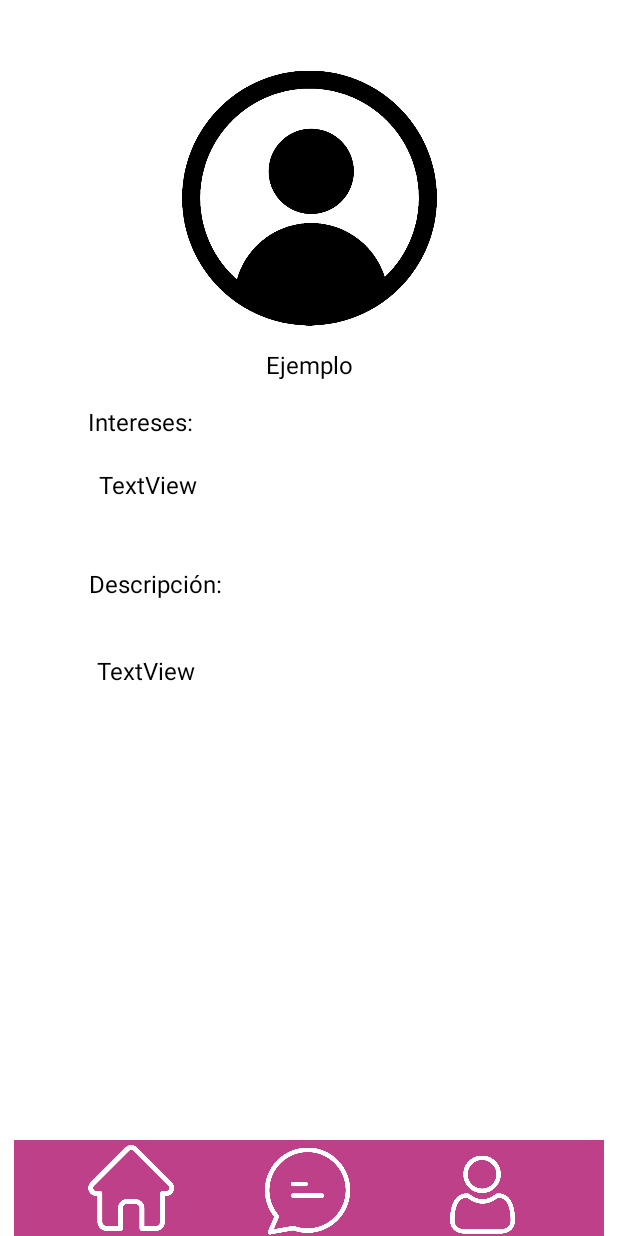
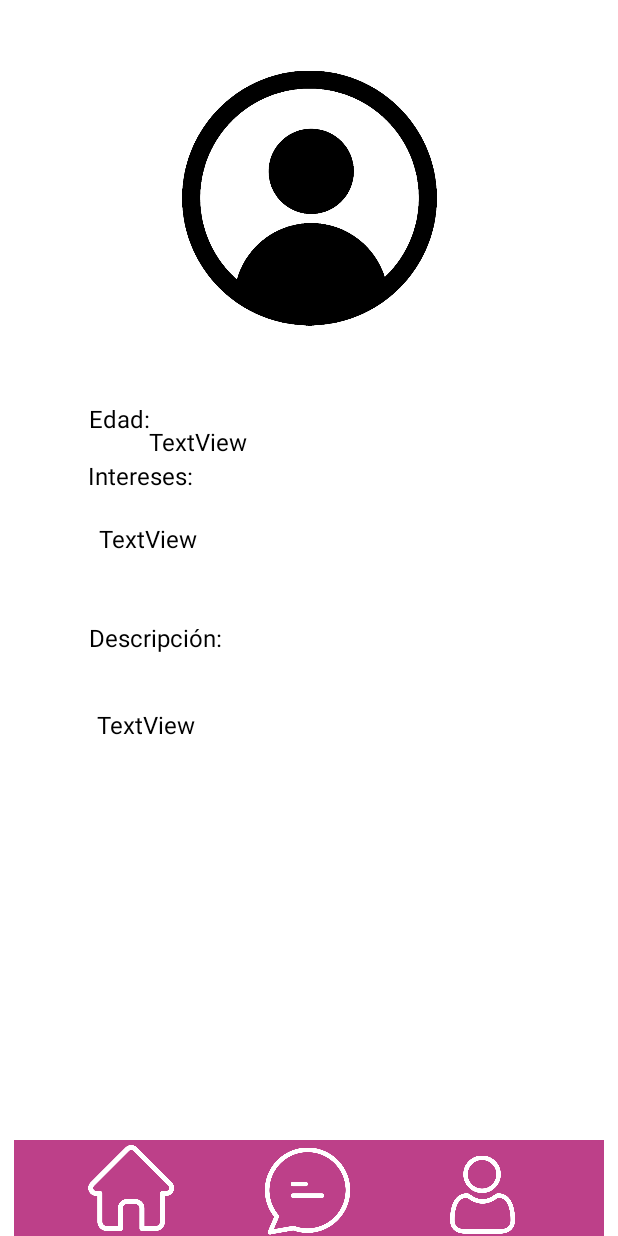
Before and after one commit to aliperbol/AfroditUS, an Android app: the layout perfil_ajeno.xml on its own in the app's theme, with its tools: preview values and no code run, on a phone screen of 412 x 824 dp. Run offline under Robolectric (Android 15) with nearby library versions, the phone set to English and light mode, and no system bars.

Commit message:
edad en perfil externo

```diff
--- a/app/src/main/java/com/example/tinderus/MainActivity.kt
+++ b/app/src/main/java/com/example/tinderus/MainActivity.kt
@@ -7,6 +7,7 @@ import android.widget.Button
 import android.widget.ImageView
 
 class MainActivity : AppCompatActivity() {
+
     override fun onCreate(savedInstanceState: Bundle?) {
         super.onCreate(savedInstanceState)
         setContentView(R.layout.activity_main)
@@ -22,7 +23,7 @@ class MainActivity : AppCompatActivity() {
             startActivity(intent)
         }
 
-
+        supportActionBar?.hide()
     }
 
 }
--- a/app/src/main/res/layout/perfil_ajeno.xml
+++ b/app/src/main/res/layout/perfil_ajeno.xml
@@ -16,16 +16,6 @@
         app:layout_constraintTop_toTopOf="parent"
         app:srcCompat="@drawable/avatar" />
 
-    <TextView
-        android:id="@+id/nombreajeno"
-        android:layout_width="wrap_content"
-        android:layout_height="wrap_content"
-        android:text="Ejemplo"
-        android:textColor="#000000"
-        android:textSize="16sp"
-        app:layout_constraintEnd_toEndOf="parent"
-        app:layout_constraintStart_toStartOf="parent"
-        app:layout_constraintTop_toBottomOf="@+id/imagenajena" />
 
     <TextView
         android:id="@+id/textView10"
@@ -38,7 +28,7 @@
         app:layout_constraintEnd_toEndOf="parent"
         app:layout_constraintHorizontal_bias="0.172"
         app:layout_constraintStart_toStartOf="parent"
-        app:layout_constraintTop_toBottomOf="@+id/nombreajeno" />
+        app:layout_constraintTop_toBottomOf="@+id/textView11" />
 
     <TextView
         android:id="@+id/textView14"
@@ -88,4 +78,34 @@
         app:layout_constraintStart_toStartOf="parent"
         app:layout_constraintTop_toTopOf="@+id/imagenajena"
         app:layout_constraintVertical_bias="1.0" />
+
+    <TextView
+        android:id="@+id/textView11"
+        android:layout_width="wrap_content"
+        android:layout_height="wrap_content"
+        android:layout_marginTop="36dp"
+        android:text="Edad:"
+        android:textColor="#000000"
+        android:textSize="16sp"
+        app:layout_constraintBottom_toBottomOf="parent"
+        app:layout_constraintEnd_toEndOf="parent"
+        app:layout_constraintHorizontal_bias="0.159"
+        app:layout_constraintStart_toStartOf="parent"
+        app:layout_constraintTop_toBottomOf="@+id/imagenajena"
+        app:layout_constraintVertical_bias="0.0" />
+
+    <TextView
+        android:id="@+id/edadajena"
+        android:layout_width="wrap_content"
+        android:layout_height="wrap_content"
+        android:layout_marginStart="8dp"
+        android:text="TextView"
+        android:textColor="#000000"
+        android:textSize="16sp"
+        app:layout_constraintBottom_toBottomOf="@+id/include"
+        app:layout_constraintEnd_toEndOf="parent"
+        app:layout_constraintHorizontal_bias="0.269"
+        app:layout_constraintStart_toStartOf="parent"
+        app:layout_constraintTop_toBottomOf="@+id/imagenajena"
+        app:layout_constraintVertical_bias="0.09" />
 </androidx.constraintlayout.widget.ConstraintLayout>
--- a/app/src/main/res/values/themes.xml
+++ b/app/src/main/res/values/themes.xml
@@ -3,7 +3,7 @@
     <style name="Theme.Tinderus" parent="Theme.MaterialComponents.DayNight.DarkActionBar">
         <!-- Primary brand color. -->
         <item name="colorPrimary">#BD4089</item>
-        <item name="colorPrimaryVariant">@color/purple_700</item>
+        <item name="colorPrimaryVariant">#BD4089</item>
         <item name="colorOnPrimary">@color/white</item>
         <!-- Secondary brand color. -->
         <item name="colorSecondary">@color/teal_200</item>
```
Also changed, not shown: app/src/main/java/com/example/tinderus/PerfilAjeno.kt (+5 -3 lines), app/src/main/res/layout/activity_main.xml (+22 -14 lines), app/src/main/res/drawable-v24/letras.png (added), app/src/main/res/drawable-v24/logo.png (added), 2 other files.
